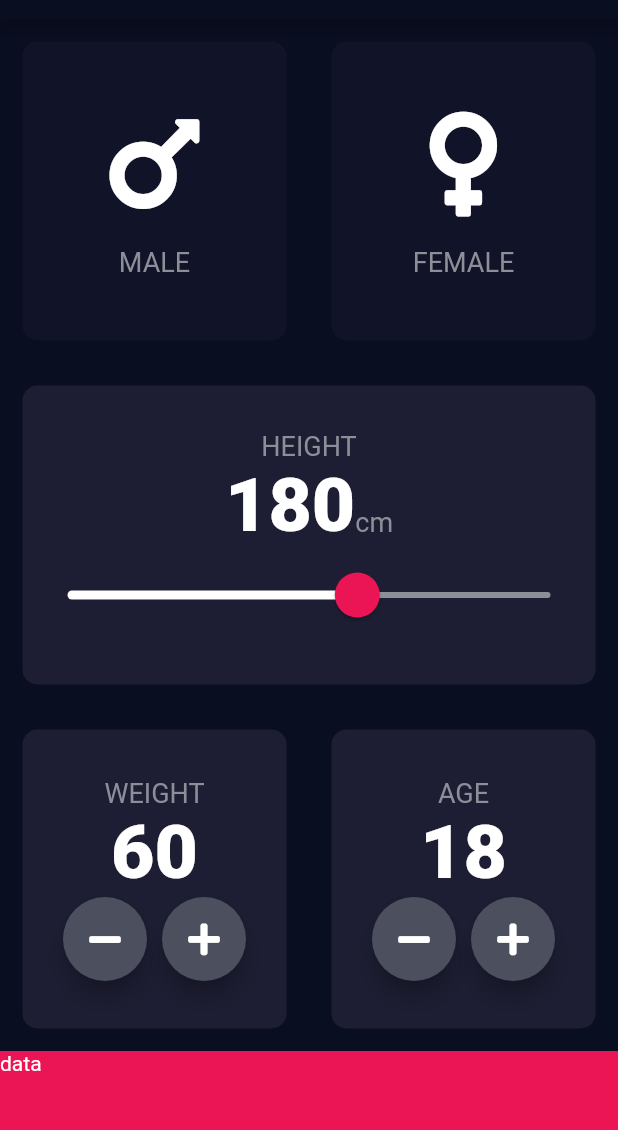
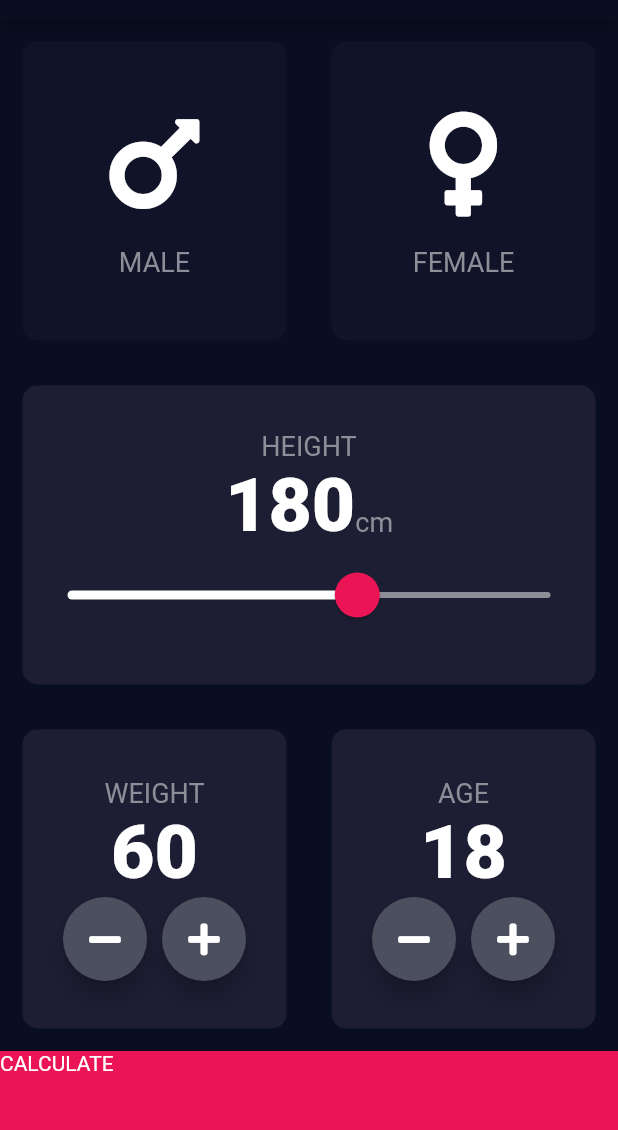
Before and after one commit to HaariRocks/Bmi_Calculator-, a Flutter app: the screen it shows after launch, on a phone screen of 412 x 824 dp, the part 65-1195 px from its top. Run offline on Flutter 3.47's test engine with Material 2 defaults, Android fonts, the phone set to English and light mode, and no system bars; our stand-ins replace font_awesome_flutter.

Commit message:
custumized floating Button & added page rutes

```diff
--- a/lib/input_page.dart
+++ b/lib/input_page.dart
@@ -1,5 +1,6 @@
 import 'package:bmi_calc/custum_child.dart';
 import 'package:bmi_calc/konstants.dart';
+import 'package:bmi_calc/results_page.dart';
 import 'package:bmi_calc/reusefulCard.dart';
 import 'package:flutter/material.dart';
 import 'package:font_awesome_flutter/font_awesome_flutter.dart';
@@ -130,32 +131,24 @@ class _InputPageState extends State<InputPage> {
                       Row(
                         mainAxisAlignment: MainAxisAlignment.center,
                         children: <Widget>[
-                          FloatingActionButton(
-                            backgroundColor: Color(0xFF4C4F5E),
-                            onPressed: () {
+                          RoundIconButton(
+                            icon: FontAwesomeIcons.minus,
+                            onPress: () {
                               setState(() {
                                 weight--;
                               });
                             },
-                            child: Icon(
-                              FontAwesomeIcons.minus,
-                              color: Colors.white,
-                            ),
                           ),
                           SizedBox(
                             width: 10,
                           ),
-                          FloatingActionButton(
-                            backgroundColor: Color(0xFF4C4F5E),
-                            onPressed: () {
+                          RoundIconButton(
+                            icon: FontAwesomeIcons.plus,
+                            onPress: () {
                               setState(() {
                                 weight++;
                               });
                             },
-                            child: Icon(
-                              FontAwesomeIcons.plus,
-                              color: Colors.white,
-                            ),
                           ),
                         ],
                       )
@@ -177,32 +170,24 @@ class _InputPageState extends State<InputPage> {
                       Row(
                         mainAxisAlignment: MainAxisAlignment.center,
                         children: <Widget>[
-                          FloatingActionButton(
-                            backgroundColor: Color(0xFF4C4F5E),
-                            onPressed: () {
+                          RoundIconButton(
+                            icon: FontAwesomeIcons.minus,
+                            onPress: () {
                               setState(() {
                                 age--;
                               });
                             },
-                            child: Icon(
-                              FontAwesomeIcons.minus,
-                              color: Colors.white,
-                            ),
                           ),
                           SizedBox(
                             width: 10,
                           ),
-                          FloatingActionButton(
-                            backgroundColor: Color(0xFF4C4F5E),
-                            onPressed: () {
+                          RoundIconButton(
+                            icon: FontAwesomeIcons.plus,
+                            onPress: () {
                               setState(() {
                                 age++;
                               });
                             },
-                            child: Icon(
-                              FontAwesomeIcons.plus,
-                              color: Colors.white,
-                            ),
                           ),
                         ],
                       )
@@ -213,13 +198,45 @@ class _InputPageState extends State<InputPage> {
             ],
           ),
         ),
-        Container(
-          color: Color(0xFFEB1555),
-          width: double.infinity,
-          height: kbottomContainerHeight,
-          child: Text("data"),
+        GestureDetector(
+          onTap: () {
+            Navigator.push(
+              context,
+              MaterialPageRoute(
+                builder: (context) => ResultsPage(),
+              ),
+            );
+          },
+          child: Container(
+            color: Color(0xFFEB1555),
+            width: double.infinity,
+            height: kbottomContainerHeight,
+            child: Text(
+              "CALCULATE",
+            ),
+          ),
         ),
       ],
     );
   }
 }
+
+class RoundIconButton extends StatelessWidget {
+  RoundIconButton({this.icon, this.onPress});
+  final IconData icon;
+  final Function onPress;
+  @override
+  Widget build(BuildContext context) {
+    return RawMaterialButton(
+      child: Icon(icon),
+      onPressed: onPress,
+      elevation: 6.0,
+      constraints: BoxConstraints.tightFor(
+        width: 56.0,
+        height: 56.0,
+      ),
+      shape: CircleBorder(),
+      fillColor: Color(0xFF4C4F5E),
+    );
+  }
+}
--- /dev/null
+++ b/lib/results_page.dart
@@ -0,0 +1,13 @@
+import 'package:flutter/material.dart';
+
+class ResultsPage extends StatelessWidget {
+  @override
+  Widget build(BuildContext context) {
+    return Scaffold(
+      appBar: AppBar(
+        title: Text("Result"),
+      ),
+      body: Text("data"),
+    );
+  }
+}
```
